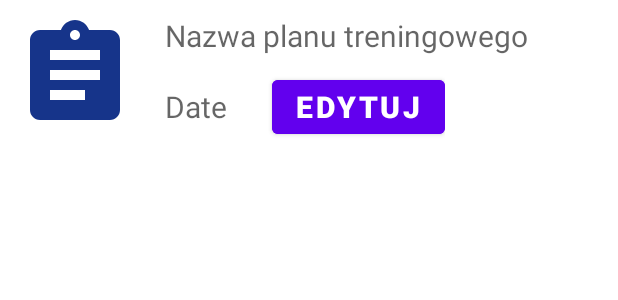
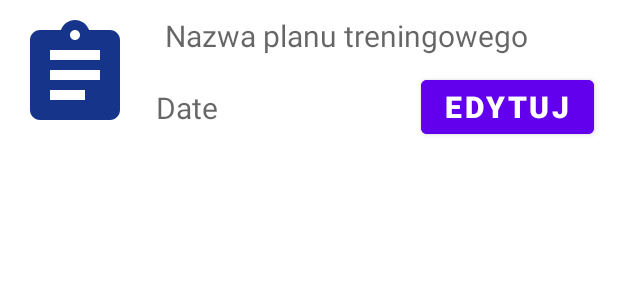
Before and after one commit to MattiusW/PracaInz, an Android app: the layout trening_plan_row.xml on its own in the app's theme, with its tools: preview values and no code run, on a phone screen of 412 x 824 dp. Shown: the top 300 px of the screen. Run offline under Robolectric (Android 15) with nearby library versions, the phone set to English and light mode, and no system bars.

Commit message:
Rozciagniecie widoku wiersza planu

```diff
--- a/GymPlanApp/app/src/main/res/layout/activity_main.xml
+++ b/GymPlanApp/app/src/main/res/layout/activity_main.xml
@@ -41,5 +41,4 @@
         app:layout_constraintVertical_bias="1.0"
         app:menu="@menu/bottom_menu" />
 
-
 </androidx.constraintlayout.widget.ConstraintLayout>
--- a/GymPlanApp/app/src/main/res/layout/exercise_row.xml
+++ b/GymPlanApp/app/src/main/res/layout/exercise_row.xml
@@ -2,12 +2,12 @@
 <LinearLayout xmlns:android="http://schemas.android.com/apk/res/android"
     xmlns:app="http://schemas.android.com/apk/res-auto"
     xmlns:tools="http://schemas.android.com/tools"
-    android:layout_width="wrap_content"
+    android:layout_width="match_parent"
     android:layout_height="wrap_content"
     android:orientation="vertical">
 
     <LinearLayout
-        android:layout_width="wrap_content"
+        android:layout_width="match_parent"
         android:layout_height="wrap_content"
         android:layout_margin="10dp"
         android:orientation="horizontal">
@@ -68,7 +68,7 @@
     </LinearLayout>
 
     <LinearLayout
-        android:layout_width="wrap_content"
+        android:layout_width="match_parent"
         android:layout_height="wrap_content"
         android:layout_margin="2dp"
         android:orientation="vertical">
--- a/GymPlanApp/app/src/main/res/layout/trening_plan_row.xml
+++ b/GymPlanApp/app/src/main/res/layout/trening_plan_row.xml
@@ -1,6 +1,8 @@
 <?xml version="1.0" encoding="utf-8"?>
 <LinearLayout xmlns:android="http://schemas.android.com/apk/res/android"
-    android:layout_width="wrap_content"
+    xmlns:app="http://schemas.android.com/apk/res-auto"
+    xmlns:tools="http://schemas.android.com/tools"
+    android:layout_width="match_parent"
     android:layout_height="wrap_content"
     android:orientation="horizontal">
 
@@ -12,21 +14,21 @@
         android:layout_height="80dp" />
 
     <LinearLayout
-        android:layout_width="wrap_content"
+        android:layout_width="match_parent"
         android:layout_height="wrap_content"
         android:orientation="vertical">
 
         <TextView
             android:id="@+id/namePlan"
             android:layout_margin="10dp"
-            android:layout_width="wrap_content"
+            android:layout_width="match_parent"
             android:layout_height="wrap_content"
             android:textColor="@color/black"
             android:textSize="20dp"
             android:hint="Nazwa planu treningowego"/>
 
-        <LinearLayout
-            android:layout_width="wrap_content"
+        <androidx.constraintlayout.widget.ConstraintLayout
+            android:layout_width="match_parent"
             android:layout_height="wrap_content"
             android:orientation="horizontal">
 
@@ -34,21 +36,28 @@
                 android:id="@+id/datePlan"
                 android:layout_width="wrap_content"
                 android:layout_height="wrap_content"
+                android:layout_marginStart="4dp"
+                android:hint="Date"
                 android:textSize="20dp"
-                android:layout_marginLeft="10dp"
-                android:layout_marginBottom="10dp"
-                android:hint="Date" />
+                app:layout_constraintBottom_toBottomOf="parent"
+                app:layout_constraintStart_toStartOf="parent"
+                app:layout_constraintTop_toTopOf="parent"
+                app:layout_constraintVertical_bias="0.523" />
 
             <Button
                 android:id="@+id/editPlanButton"
+                android:layout_width="wrap_content"
+                android:layout_height="wrap_content"
+
+                android:layout_marginEnd="16dp"
                 android:backgroundTint="@color/design_default_color_primary"
                 android:text="Edytuj"
-                android:layout_marginLeft="30dp"
                 android:textSize="20sp"
                 android:textStyle="bold"
-                android:layout_width="match_parent"
-                android:layout_height="wrap_content" />
-        </LinearLayout>
+                app:layout_constraintBottom_toBottomOf="parent"
+                app:layout_constraintEnd_toEndOf="parent"
+                app:layout_constraintTop_toTopOf="parent" />
+        </androidx.constraintlayout.widget.ConstraintLayout>
     </LinearLayout>
 
 </LinearLayout>
```
